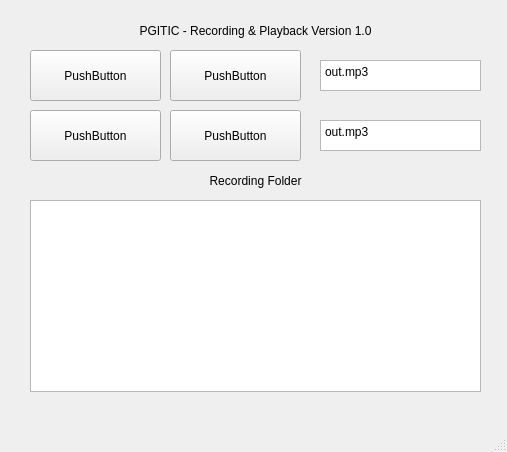
Before: the Qt Designer form mainwindow.ui in cxdcxd/pgitic_gstramer, drawn with Qt 5.
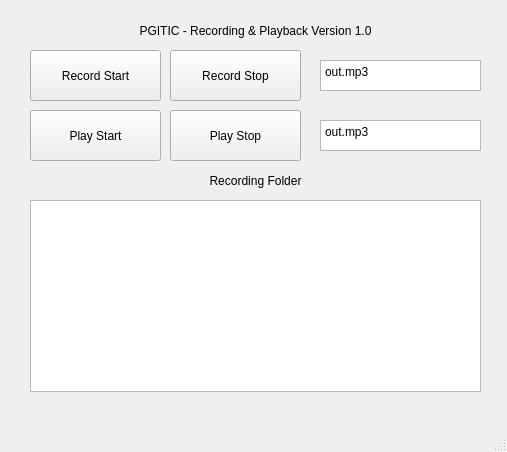
After: the same form once the commit is applied.

The edit to the form file:
```diff
--- a/mainwindow.ui
+++ b/mainwindow.ui
@@ -41,7 +41,7 @@
      </rect>
     </property>
     <property name="text">
-     <string>PushButton</string>
+     <string>Play Stop</string>
     </property>
    </widget>
    <widget class="QLabel" name="label">
@@ -70,7 +70,7 @@
      </rect>
     </property>
     <property name="text">
-     <string>PushButton</string>
+     <string>Play Start</string>
     </property>
    </widget>
    <widget class="QLabel" name="label_2">
@@ -109,7 +109,7 @@
      </rect>
     </property>
     <property name="text">
-     <string>PushButton</string>
+     <string>Record Stop</string>
     </property>
    </widget>
    <widget class="QTextEdit" name="textEdit">
@@ -139,7 +139,7 @@
      </rect>
     </property>
     <property name="text">
-     <string>PushButton</string>
+     <string>Record Start</string>
     </property>
    </widget>
   </widget>
```
Left out of the diff: 14 changed lines with no effect on the pictures.
